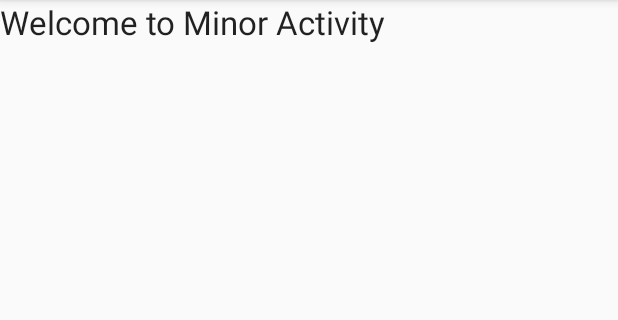
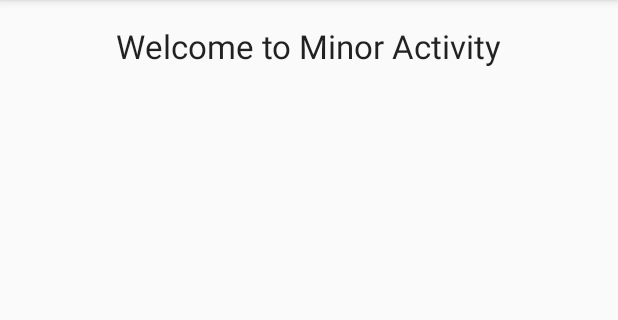
Before and after one commit to baxter-cs/baxter-app, an Android app: the MinorActivity screen opened directly, with no data from a screen before it, on a phone screen of 412 x 824 dp, the part 84-404 px from its top. Run offline under Robolectric (Android 15) with nearby library versions, the phone set to English and light mode, and no system bars.

Commit message:
Center minor activity text

```diff
--- a/Flex/app/src/main/res/layout/minor_layout.xml
+++ b/Flex/app/src/main/res/layout/minor_layout.xml
@@ -8,5 +8,8 @@
         android:layout_height="wrap_content"
         android:textAppearance="?android:attr/textAppearanceLarge"
         android:text="Welcome to Minor Activity"
-        android:id="@+id/textView2" />
+        android:id="@+id/textView2"
+        android:layout_gravity="center_horizontal"
+        android:paddingTop="@dimen/activity_vertical_margin"/>
+
 </LinearLayout>
```
